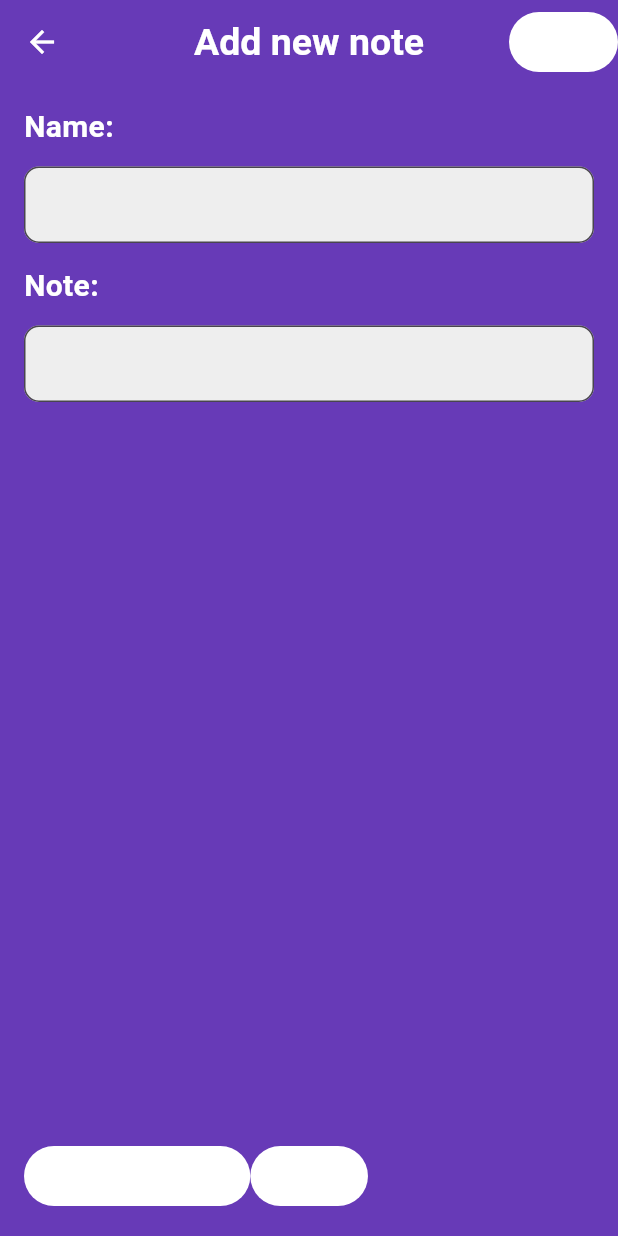
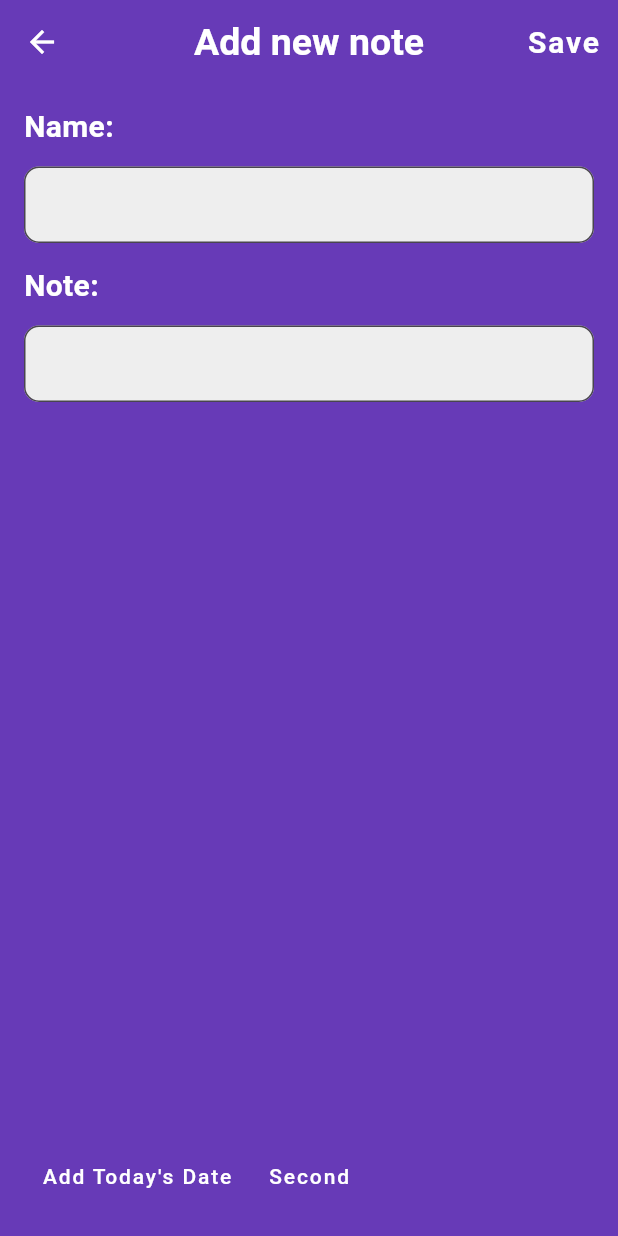
Before and after one commit to nihal2908/healing_hand, a Flutter app: the AddNotePage screen opened directly, on a phone screen of 412 x 824 dp. Run offline on Flutter 3.47's test engine with Material 3 defaults, Android fonts, the phone set to English and light mode, and no system bars; our stand-ins replace cloud_firestore, connectivity_plus, firebase_auth, firebase_core, firebase_storage, flutter_rating_bar and 4 more; accounts and stored records are empty.

Commit message:
Minor changes

```diff
--- a/lib/DoctorPages/AddNotePage.dart
+++ b/lib/DoctorPages/AddNotePage.dart
@@ -16,6 +16,8 @@ class _AddNotePageState extends State<AddNotePage> {
   final TextEditingController name = TextEditingController();
   final AuthServices auth = AuthServices();
 
+  bool editingNote = false;
+
   @override
   Widget build(BuildContext context) {
 
@@ -28,7 +30,7 @@ class _AddNotePageState extends State<AddNotePage> {
                 await auth.addNote(docId: UserManager.userId!, patId: '', note: note.text, name: name.text);
                 Navigator.pop(context);
               },
-              child: Text('Save', style: TextStyle(color: Colors.white, fontWeight: FontWeight.w600, fontSize: 20),)
+              child: Text('Save', style: TextStyle(fontWeight: FontWeight.w600, fontSize: 20),)
           )
         ],
       ),
@@ -57,6 +59,21 @@ class _AddNotePageState extends State<AddNotePage> {
               child: TextField(
                 controller: note,
                 maxLines: null,
+                onTap: (){
+                  setState(() {
+                    editingNote = true;
+                  });
+                },
+                // onSubmitted: (_){
+                //   setState(() {
+                //     editingNote = false;
+                //   });
+                // },
+                // onTapOutside: (_){
+                //   setState(() {
+                //     editingNote = false;
+                //   });
+                // },
                 decoration: InputDecoration(
                     border: OutlineInputBorder(
                         borderRadius: BorderRadius.circular(10)
@@ -71,10 +88,13 @@ class _AddNotePageState extends State<AddNotePage> {
                 buildAddNoteMenuButton(
                     title: 'Add Today\'s Date',
                     action: (){
-                      final date = DateTime.now();
-                      setState(() {
-                        note.text = note.text + ' ${date.day}-${date.month}-${date.year} ';
-                      });
+                      if(editingNote){
+                        final date = DateTime.now();
+                        setState(() {
+                          note.text = note.text + ' ${date.day}-${date.month}-${date.year} ';
+                        });
+                      }
+
                     },
                 ),
                 buildAddNoteMenuButton(
--- a/lib/customWidgets/Themes.dart
+++ b/lib/customWidgets/Themes.dart
@@ -26,8 +26,8 @@ class ThemeManager {
     ),
     textButtonTheme: TextButtonThemeData(
       style: TextButton.styleFrom(
-        backgroundColor: Colors.white,
-        foregroundColor: Colors.deepPurple,
+        // backgroundColor: Colors.white,
+        foregroundColor: Colors.white,
       ),
     ),
     buttonTheme: ButtonThemeData(
```
